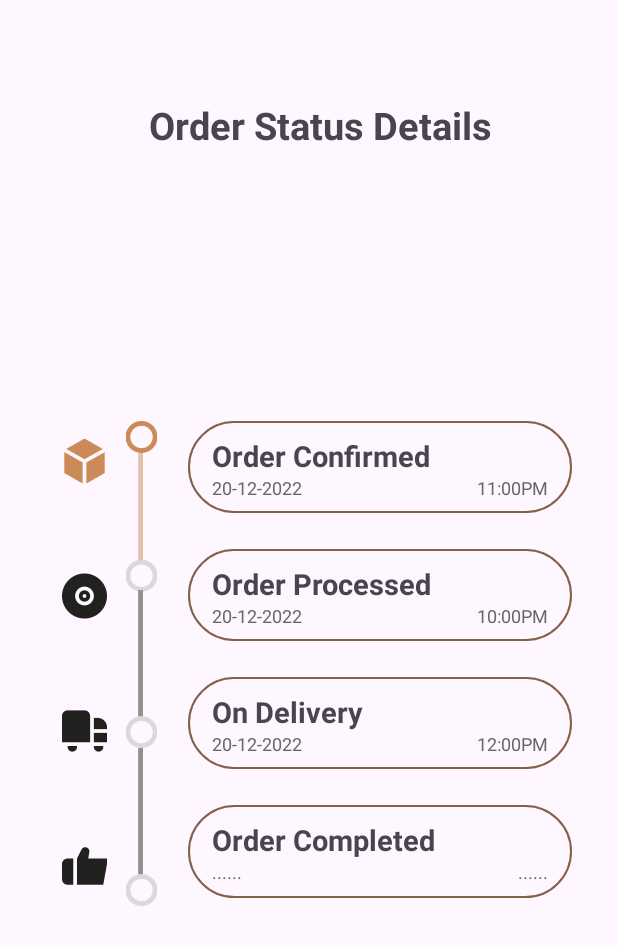
After one commit to mitiie/android_app_final, an Android app: the TrackOrderStatusActivity screen opened directly, with no data from a screen before it, on a phone screen of 412 x 824 dp. The commit adds this screen. Shown: the top 945 px of the screen. Run offline under Robolectric (Android 15) with nearby library versions, the phone set to English and light mode, and no system bars.

Commit message:
implement track order screen

```diff
--- a/app/src/main/AndroidManifest.xml
+++ b/app/src/main/AndroidManifest.xml
@@ -27,5 +27,7 @@
             android:exported="true" />
         <activity android:name=".RegisterActivity" />
         <activity android:name=".MainActivity" />
+        <activity android:name=".TrackOrderAcitivity" />
+        <activity android:name=".TrackOrderStatusActivity" />
     </application>
 </manifest>
--- /dev/null
+++ b/app/src/main/java/com/example/androidappfinal/TrackOrderAcitivity.java
@@ -0,0 +1,27 @@
+package com.example.androidappfinal;
+
+import android.content.Intent;
+import android.os.Bundle;
+import android.widget.Button;
+
+import androidx.activity.EdgeToEdge;
+import androidx.appcompat.app.AppCompatActivity;
+
+public class TrackOrderAcitivity  extends AppCompatActivity {
+    private Button btnTrackOrder;
+    @Override
+    protected void onCreate(Bundle savedInstanceState) {
+        super.onCreate(savedInstanceState);
+        EdgeToEdge.enable(this);
+        setContentView(R.layout.activity_order_check);
+        setupUI();
+    }
+
+    private void setupUI(){
+        btnTrackOrder = findViewById(R.id.button_track_order);
+        btnTrackOrder.setOnClickListener(v -> {
+            Intent intent = new Intent(TrackOrderAcitivity.this, TrackOrderStatusActivity.class);
+            startActivity(intent);
+        });
+    }
+}
--- /dev/null
+++ b/app/src/main/java/com/example/androidappfinal/TrackOrderStatusActivity.java
@@ -0,0 +1,16 @@
+package com.example.androidappfinal;
+
+import android.content.Intent;
+import android.os.Bundle;
+
+import androidx.activity.EdgeToEdge;
+import androidx.appcompat.app.AppCompatActivity;
+
+public class TrackOrderStatusActivity extends AppCompatActivity {
+    @Override
+    protected void onCreate(Bundle savedInstanceState) {
+        super.onCreate(savedInstanceState);
+        EdgeToEdge.enable(this);
+        setContentView(R.layout.activity_order_status);
+    }
+}
--- /dev/null
+++ b/app/src/main/res/drawable/bg_order_check.xml
@@ -0,0 +1,9 @@
+<?xml version="1.0" encoding="utf-8"?>
+<shape xmlns:android="http://schemas.android.com/apk/res/android">
+    <gradient
+        android:startColor="#CB8A58"
+        android:endColor="#6A3D2D"
+        android:angle="45" />
+    <corners android:radius="33dp" />
+    <padding android:left="10dp" android:top="5dp" android:right="10dp" android:bottom="5dp" />
+</shape>
--- /dev/null
+++ b/app/src/main/res/layout/activity_order_check.xml
@@ -0,0 +1,52 @@
+<?xml version="1.0" encoding="utf-8"?>
+<RelativeLayout xmlns:android="http://schemas.android.com/apk/res/android"
+    android:layout_width="match_parent"
+    android:layout_height="match_parent"
+    android:background="#2c2c2c">
+
+    <LinearLayout
+        android:layout_width="wrap_content"
+        android:layout_height="wrap_content"
+        android:orientation="vertical"
+        android:gravity="center"
+        android:layout_centerInParent="true">
+
+        <ImageView
+            android:layout_width="100dp"
+            android:layout_height="100dp"
+            android:src="@drawable/ic_delivery"
+            android:contentDescription="Delivery Icon"/>
+
+        <TextView
+            android:layout_width="wrap_content"
+            android:layout_height="wrap_content"
+            android:text="Thank You For Your Order!"
+            android:textSize="22sp"
+            android:textColor="#d4a373"
+            android:textStyle="bold"
+            android:gravity="center"
+            android:layout_marginBottom="8dp" />
+
+        <TextView
+            android:layout_width="wrap_content"
+            android:layout_height="wrap_content"
+            android:text="Wait For The Call"
+            android:textSize="20sp"
+            android:textColor="#d4a373"
+            android:gravity="center" />
+    </LinearLayout>
+
+    <androidx.appcompat.widget.AppCompatButton
+        android:id="@+id/button_track_order"
+        android:layout_width="240dp"
+        android:layout_height="60dp"
+        android:text="Track Your Order"
+        android:textSize="16sp"
+        android:textColor="#FFFFFF"
+        android:gravity="center"
+        android:background="@drawable/bg_order_check"
+        android:layout_alignParentBottom="true"
+        android:layout_centerHorizontal="true"
+        android:layout_marginBottom="50dp" />
+
+</RelativeLayout>
--- /dev/null
+++ b/app/src/main/res/layout/activity_order_status.xml
@@ -0,0 +1,235 @@
+<?xml version="1.0" encoding="utf-8"?>
+<LinearLayout xmlns:android="http://schemas.android.com/apk/res/android"
+    android:layout_width="match_parent"
+    android:layout_height="match_parent"
+    android:orientation="vertical"
+    android:padding="16dp">
+
+    <!-- Header -->
+    <LinearLayout
+        android:layout_width="match_parent"
+        android:layout_height="wrap_content"
+        android:orientation="horizontal"
+        android:layout_marginTop="50dp"
+        android:gravity="center">
+
+        <TextView
+            android:layout_width="wrap_content"
+            android:layout_height="wrap_content"
+            android:layout_marginStart="16dp"
+            android:text="Order Status Details"
+            android:textSize="25sp"
+            android:textStyle="bold" />
+    </LinearLayout>
+
+    <LinearLayout
+        android:layout_width="wrap_content"
+        android:layout_height="323dp"
+        android:layout_marginTop="180dp"
+        android:orientation="horizontal">
+
+        <!-- Left Column for Icons -->
+        <LinearLayout
+            android:layout_width="wrap_content"
+            android:layout_height="match_parent"
+            android:layout_marginLeft="25dp"
+            android:orientation="horizontal">
+
+            <ImageView
+                android:layout_width="30dp"
+                android:layout_height="match_parent"
+                android:src="@drawable/ic_order_status" />
+
+            <ImageView
+                android:layout_width="30dp"
+                android:layout_height="match_parent"
+                android:layout_marginStart="8dp"
+                android:src="@drawable/ic_loading" />
+        </LinearLayout>
+
+        <!-- Right Column for Status Details -->
+        <LinearLayout
+            android:layout_width="256dp"
+            android:layout_height="match_parent"
+            android:layout_marginStart="16dp"
+            android:layout_weight="1"
+            android:orientation="vertical">
+
+            <!-- Order Confirmed -->
+            <LinearLayout
+                android:layout_width="match_parent"
+                android:layout_height="0dp"
+                android:layout_marginBottom="24dp"
+                android:layout_weight="0.6"
+                android:background="@drawable/bg_category_button"
+                android:orientation="vertical"
+                android:paddingStart="16dp"
+                android:paddingEnd="16dp"
+                android:padding="10dp">
+
+                <TextView
+                    android:layout_width="wrap_content"
+                    android:layout_height="wrap_content"
+                    android:text="Order Confirmed"
+                    android:textSize="19sp"
+                    android:textStyle="bold" />
+
+                <LinearLayout
+                    android:layout_width="match_parent"
+                    android:layout_height="wrap_content"
+                    android:orientation="horizontal">
+
+                    <TextView
+                        android:layout_width="0dp"
+                        android:layout_height="wrap_content"
+                        android:layout_weight="1"
+                        android:gravity="start"
+                        android:text="20-12-2022"
+                        android:textColor="#666666"
+                        android:textSize="12sp" />
+
+                    <TextView
+                        android:layout_width="0dp"
+                        android:layout_height="wrap_content"
+                        android:layout_weight="1"
+                        android:gravity="end"
+                        android:text="11:00PM"
+                        android:textColor="#666666"
+                        android:textSize="12sp" />
+                </LinearLayout>
+            </LinearLayout>
+
+            <!-- Order Processed -->
+            <LinearLayout
+                android:layout_width="match_parent"
+                android:layout_height="0dp"
+                android:layout_marginBottom="24dp"
+                android:layout_weight="0.6"
+                android:paddingStart="16dp"
+                android:paddingEnd="16dp"
+                android:background="@drawable/bg_category_button"
+                android:orientation="vertical"
+                android:padding="10dp">
+
+                <TextView
+                    android:layout_width="wrap_content"
+                    android:layout_height="wrap_content"
+                    android:text="Order Processed"
+                    android:textSize="19sp"
+                    android:textStyle="bold" />
+
+                <LinearLayout
+                    android:layout_width="match_parent"
+                    android:layout_height="wrap_content"
+                    android:orientation="horizontal">
+
+                    <TextView
+                        android:layout_width="0dp"
+                        android:layout_height="wrap_content"
+                        android:layout_weight="1"
+                        android:gravity="start"
+                        android:text="20-12-2022"
+                        android:textColor="#666666"
+                        android:textSize="12sp" />
+
+                    <TextView
+                        android:layout_width="0dp"
+                        android:layout_height="wrap_content"
+                        android:layout_weight="1"
+                        android:gravity="end"
+                        android:text="10:00PM"
+                        android:textColor="#666666"
+                        android:textSize="12sp" />
+                </LinearLayout>
+            </LinearLayout>
+
+            <!-- On Delivery -->
+            <LinearLayout
+                android:layout_width="match_parent"
+                android:layout_height="0dp"
+                android:layout_marginBottom="24dp"
+                android:layout_weight="0.6"
+                android:paddingStart="16dp"
+                android:paddingEnd="16dp"
+                android:background="@drawable/bg_category_button"
+                android:orientation="vertical"
+                android:padding="10dp">
+
+                <TextView
+                    android:layout_width="wrap_content"
+                    android:layout_height="wrap_content"
+                    android:text="On Delivery"
+                    android:textSize="19sp"
+                    android:textStyle="bold" />
+
+                <LinearLayout
+                    android:layout_width="match_parent"
+                    android:layout_height="wrap_content"
+                    android:orientation="horizontal">
+
+                    <TextView
+                        android:layout_width="0dp"
+                        android:layout_height="wrap_content"
+                        android:layout_weight="1"
+                        android:gravity="start"
+                        android:text="20-12-2022"
+                        android:textColor="#666666"
+                        android:textSize="12sp" />
+
+                    <TextView
+                        android:layout_width="0dp"
+                        android:layout_height="wrap_content"
+                        android:layout_weight="1"
+                        android:gravity="end"
+                        android:text="12:00PM"
+                        android:textColor="#666666"
+                        android:textSize="12sp" />
+                </LinearLayout>
+            </LinearLayout>
+
+            <!-- Order Completed -->
+            <LinearLayout
+                android:layout_width="match_parent"
+                android:layout_height="0dp"
+                android:layout_weight="0.6"
+                android:layout_marginBottom="5dp"
+                android:paddingStart="16dp"
+                android:paddingEnd="16dp"
+                android:background="@drawable/bg_category_button"
+                android:orientation="vertical"
+                android:padding="10dp">
+
+                <TextView
+                    android:layout_width="wrap_content"
+                    android:layout_height="wrap_content"
+                    android:text="Order Completed"
+                    android:textSize="19sp"
+                    android:textStyle="bold" />
+
+                <LinearLayout
+                    android:layout_width="match_parent"
+                    android:layout_height="wrap_content"
+                    android:orientation="horizontal">
+
+                    <TextView
+                        android:layout_width="0dp"
+                        android:layout_height="wrap_content"
+                        android:layout_weight="1"
+                        android:gravity="start"
+                        android:text="......"
+                        android:textColor="#666666"
+                        android:textSize="12sp" />
+
+                    <TextView
+                        android:layout_width="0dp"
+                        android:layout_height="wrap_content"
+                        android:layout_weight="1"
+                        android:gravity="end"
+                        android:text="......"
+                        android:textColor="#666666"
+                        android:textSize="12sp" />
+                </LinearLayout>
+            </LinearLayout>
+        </LinearLayout>
+    </LinearLayout>
+</LinearLayout>
--- a/app/src/main/res/layout/custom_dialog_layout.xml
+++ b/app/src/main/res/layout/custom_dialog_layout.xml
@@ -36,8 +36,10 @@
             android:layout_width="100dp"
             android:layout_height="40dp"
             android:text="No"
+            android:backgroundTint="#CBCBD4"
+            android:alpha="0.3"
             android:textSize="16sp"
-            android:textColor="#FFFFFF"
+            android:textColor="#000"
             android:layout_marginEnd="16dp" />
 
         <Button
@@ -46,6 +48,7 @@
             android:layout_height="40dp"
             android:text="Yes"
             android:textSize="16sp"
+            android:backgroundTint="#CB8A58"
             android:textColor="#FFFFFF" />
     </LinearLayout>
 </LinearLayout>
--- /dev/null
+++ b/app/src/main/res/values/styles.xml
@@ -0,0 +1,6 @@
+<?xml version="1.0" encoding="utf-8"?>
+<resources>
+    <style name="Button.Red" parent="ThemeOverlay.AppCompat">
+        <item name="colorAccent">@android:color/holo_red_dark</item>
+    </style>
+</resources>
```
Also changed, not shown: app/src/main/res/drawable/ic_delivery.png (added), app/src/main/res/drawable/ic_loading.png (added), app/src/main/res/drawable/ic_order_status.png (added).
